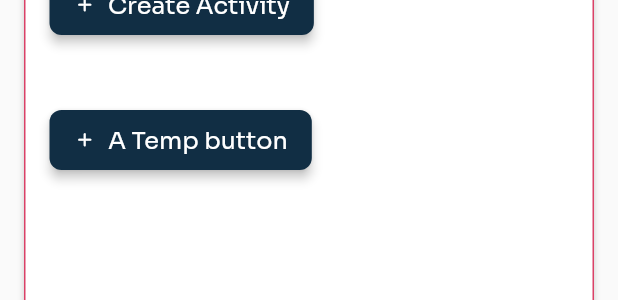
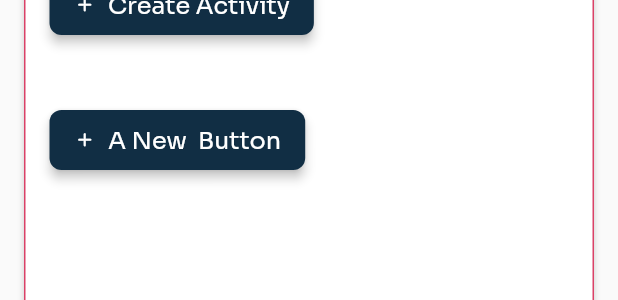
Before and after one commit to mxiayan/swim-agent-basic, a Flutter app: the AdminDashboardWidget widget shown alone on an empty page, opened directly, on a phone screen of 412 x 824 dp. Shown: the part 412-712 px from the top of the screen. Run offline on Flutter 3.47's test engine with Material 3 defaults, Android fonts, the phone set to English and light mode, and no system bars; drawn by our look-alikes of auto_size_text; our stand-ins replace barcode_widget, cached_network_image, cloud_firestore, dropdown_button2, firebase_core, flutter_animate and 7 more; missing offline and left inert: json_path; accounts and stored records are empty; network calls fail.

Commit message:
add a new button

```diff
--- a/lib/components/admin_dashboard/admin_dashboard_widget.dart
+++ b/lib/components/admin_dashboard/admin_dashboard_widget.dart
@@ -584,7 +584,7 @@ class _AdminDashboardWidgetState extends State<AdminDashboardWidget> {
                         },
                       ).then((value) => safeSetState(() {}));
                     },
-                    text: 'A Temp button',
+                    text: 'A New  Button',
                     icon: Icon(
                       Icons.add_rounded,
                       size: 15.0,
```
